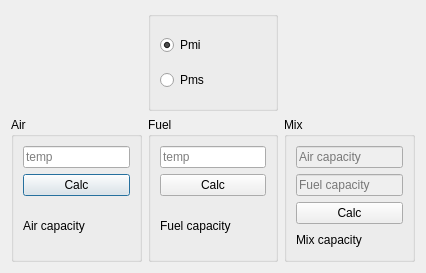
Old version of the form 2modules/tempcalc.ui in the repository Ismaxis/212QtMay.
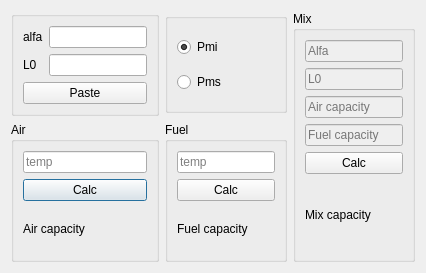
New version of the form.

Commit message:
add paste to temp
add a paste logic based on global storage in temp calc submodule

The edit to the form file:
```diff
--- a/2modules/tempcalc.ui
+++ b/2modules/tempcalc.ui
@@ -14,22 +14,6 @@
    <string>Temp</string>
   </property>
   <layout class="QGridLayout" name="gridLayout">
-   <item row="0" column="0">
-    <spacer name="verticalSpacer">
-     <property name="orientation">
-      <enum>Qt::Vertical</enum>
-     </property>
-     <property name="sizeType">
-      <enum>QSizePolicy::Fixed</enum>
-     </property>
-     <property name="sizeHint" stdset="0">
-      <size>
-       <width>20</width>
-       <height>100</height>
-      </size>
-     </property>
-    </spacer>
-   </item>
    <item row="0" column="1">
     <widget class="QGroupBox" name="groupBox_mode">
      <property name="sizePolicy">
@@ -68,22 +52,6 @@
      </layout>
     </widget>
    </item>
-   <item row="0" column="2">
-    <spacer name="verticalSpacer_2">
-     <property name="orientation">
-      <enum>Qt::Vertical</enum>
-     </property>
-     <property name="sizeType">
-      <enum>QSizePolicy::Fixed</enum>
-     </property>
-     <property name="sizeHint" stdset="0">
-      <size>
-       <width>20</width>
-       <height>100</height>
-      </size>
-     </property>
-    </spacer>
-   </item>
    <item row="1" column="0">
     <widget class="QGroupBox" name="groupBox_air">
      <property name="title">
@@ -144,12 +112,106 @@
      </layout>
     </widget>
    </item>
-   <item row="1" column="2">
+   <item row="0" column="0">
+    <widget class="QGroupBox" name="groupBox">
+     <property name="title">
+      <string/>
+     </property>
+     <layout class="QGridLayout" name="gridLayout_2">
+      <item row="1" column="1">
+       <widget class="QLineEdit" name="paste_a_lineEdit">
+        <property name="toolTipDuration">
+         <number>1</number>
+        </property>
+        <property name="statusTip">
+         <string/>
+        </property>
+        <property name="whatsThis">
+         <string>alfa</string>
+        </property>
+       </widget>
+      </item>
+      <item row="1" column="0">
+       <widget class="QLabel" name="label">
+        <property name="sizePolicy">
+         <sizepolicy hsizetype="Minimum" vsizetype="Preferred">
+          <horstretch>0</horstretch>
+          <verstretch>0</verstretch>
+         </sizepolicy>
+        </property>
+        <property name="minimumSize">
+         <size>
+          <width>0</width>
+          <height>0</height>
+         </size>
+        </property>
+        <property name="text">
+         <string>alfa</string>
+        </property>
+       </widget>
+      </item>
+      <item row="2" column="1">
+       <widget class="QLineEdit" name="paste_L0_lineEdit">
+        <property name="whatsThis">
+         <string>L0</string>
+        </property>
+       </widget>
+      </item>
+      <item row="2" column="0">
+       <widget class="QLabel" name="label_2">
+        <property name="sizePolicy">
+         <sizepolicy hsizetype="Minimum" vsizetype="Preferred">
+          <horstretch>0</horstretch>
+          <verstretch>0</verstretch>
+         </sizepolicy>
+        </property>
+        <property name="text">
+         <string>L0</string>
+        </property>
+       </widget>
+      </item>
+      <item row="4" column="0" colspan="2">
+       <widget class="QPushButton" name="pastePushButton">
+        <property name="text">
+         <string>Paste</string>
+        </property>
+       </widget>
+      </item>
+     </layout>
+    </widget>
+   </item>
+   <item row="0" column="2" rowspan="2">
     <widget class="QGroupBox" name="groupBox_mix">
      <property name="title">
       <string>Mix</string>
      </property>
      <layout class="QVBoxLayout" name="verticalLayout_3">
+      <item>
+       <widget class="QLineEdit" name="le_a">
+        <property name="enabled">
+         <bool>false</bool>
+        </property>
+        <property name="text">
+         <string/>
+        </property>
+        <property name="readOnly">
+         <bool>false</bool>
+        </property>
+        <property name="placeholderText">
+         <string>Alfa</string>
+        </property>
+       </widget>
+      </item>
+      <item>
+       <widget class="QLineEdit" name="le_L0">
+        <property name="enabled">
+         <bool>false</bool>
+        </property>
+        <property name="placeholderText">
+         <string>L0</string>
+        </property>
+       </widget>
+      </item>
       <item>
        <widget class="QLineEdit" name="le_capAir">
         <property name="enabled">
```
The commit also changes 3 other files.
